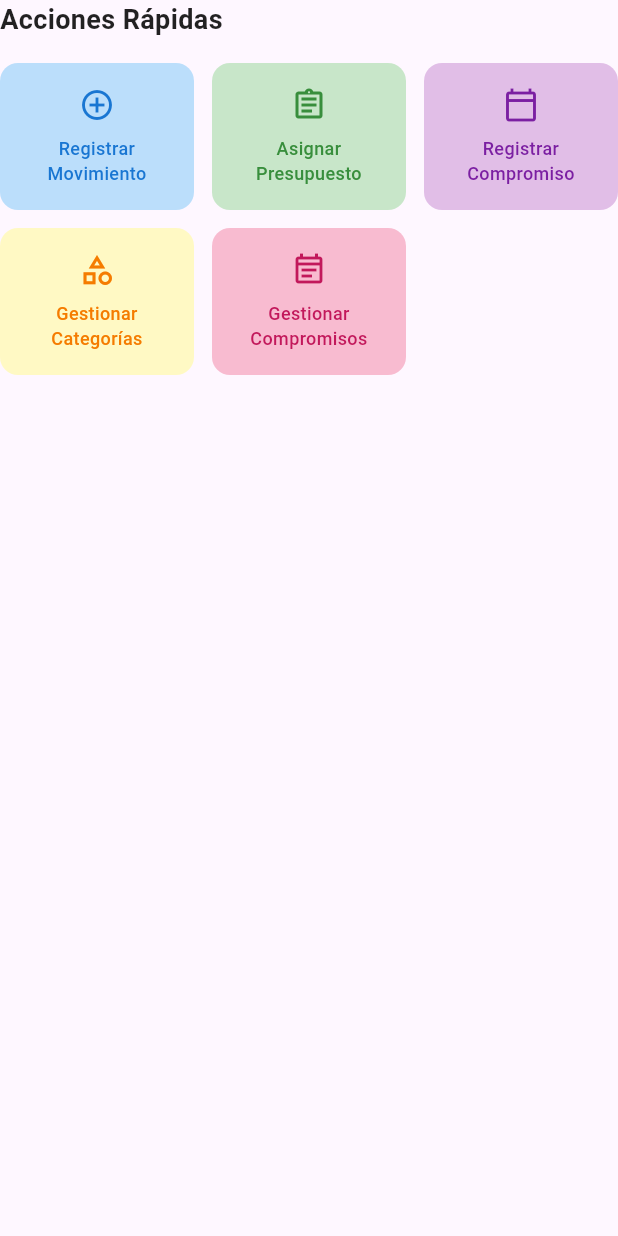
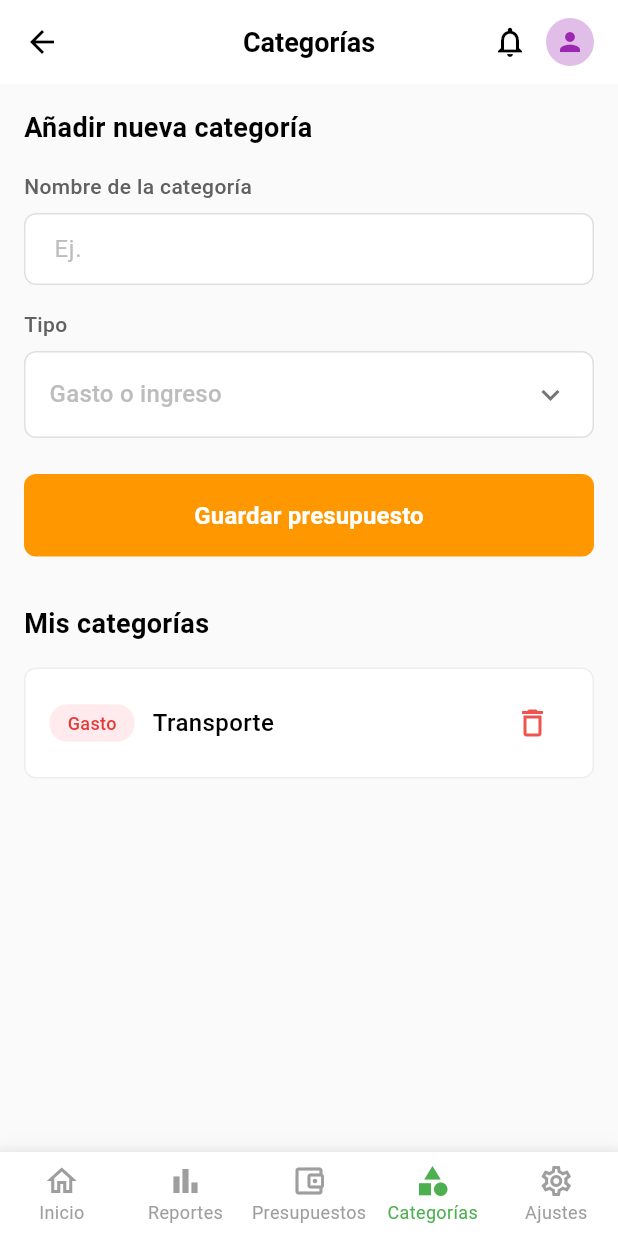
Before and after one commit to edwardqs/app_muchuktec, a Flutter app: the QuickActions widget shown alone on an empty page, opened directly, after a tap on an icon or button, on a phone screen of 412 x 824 dp. Run offline on Flutter 3.47's test engine with Material 3 defaults, Android fonts, the phone set to English and light mode, and no system bars.

Commit message:
vista creada categories_screen

```diff
--- a/lib/main.dart
+++ b/lib/main.dart
@@ -1,4 +1,4 @@
-// main.dart
+// lib/main.dart
 import 'package:flutter/material.dart';
 import 'screens/login_screen.dart';
 import 'screens/register_screen.dart';
@@ -6,6 +6,7 @@ import 'screens/dashboard_screen.dart';
 import 'screens/reports_screen.dart';
 import 'screens/settings_screen.dart';
 import 'screens/loading_screen.dart';
+import 'screens/categories_screen.dart';
 
 void main() {
   runApp(const EconoMuchikApp());
@@ -18,14 +19,14 @@ class EconoMuchikApp extends StatelessWidget {
   Widget build(BuildContext context) {
     return MaterialApp(
       title: 'Econo Muchik Finance',
-      debugShowCheckedModeBanner: false, // Quita el banner Debug
+      debugShowCheckedModeBanner: false,
       theme: ThemeData(
         primarySwatch: Colors.purple,
         fontFamily: 'Roboto',
       ),
       home: const LoginScreen(),
       onGenerateRoute: (settings) {
-        print('onGenerateRoute called with: ${settings.name}'); // Debug
+        print('onGenerateRoute called with: ${settings.name}');
         switch (settings.name) {
           case '/login':
             return MaterialPageRoute(builder: (context) => const LoginScreen());
@@ -39,6 +40,8 @@ class EconoMuchikApp extends StatelessWidget {
             return MaterialPageRoute(builder: (context) => const DashboardScreen());
           case '/reports':
             return MaterialPageRoute(builder: (context) => const ReportsScreen());
+          case '/categories': // NUEVA RUTA
+            return MaterialPageRoute(builder: (context) => const CategoriesScreen());
           default:
             return MaterialPageRoute(builder: (context) => const LoginScreen());
         }
--- /dev/null
+++ b/lib/screens/categories_screen.dart
@@ -0,0 +1,433 @@
+// lib/screens/categories_screen.dart
+import 'package:flutter/material.dart';
+
+class CategoriesScreen extends StatefulWidget {
+  const CategoriesScreen({super.key});
+
+  @override
+  State<CategoriesScreen> createState() => _CategoriesScreenState();
+}
+
+class _CategoriesScreenState extends State<CategoriesScreen> {
+  final TextEditingController _nameController = TextEditingController();
+  String _selectedType = 'Gasto o ingreso';
+
+  List<CategoryModel> categories = [
+    CategoryModel(id: '1', name: 'Transporte', type: 'Gasto'),
+  ];
+
+  @override
+  Widget build(BuildContext context) {
+    return Scaffold(
+      backgroundColor: Colors.grey[50],
+      appBar: AppBar(
+        backgroundColor: Colors.white,
+        elevation: 0,
+        leading: IconButton(
+          icon: Icon(Icons.arrow_back, color: Colors.black),
+          onPressed: () => Navigator.pop(context),
+        ),
+        title: Text(
+          'Categorías',
+          style: TextStyle(
+            color: Colors.black,
+            fontSize: 18,
+            fontWeight: FontWeight.w600,
+          ),
+        ),
+        centerTitle: true,
+        actions: [
+          IconButton(
+            icon: Icon(Icons.notifications_outlined, color: Colors.black),
+            onPressed: () {},
+          ),
+          Padding(
+            padding: EdgeInsets.only(right: 16),
+            child: CircleAvatar(
+              radius: 16,
+              backgroundColor: Colors.purple[100],
+              child: Icon(Icons.person, color: Colors.purple, size: 20),
+            ),
+          ),
+        ],
+      ),
+      body: SingleChildScrollView(
+        padding: EdgeInsets.all(16),
+        child: Column(
+          crossAxisAlignment: CrossAxisAlignment.start,
+          children: [
+            // Sección: Añadir nueva categoría
+            Text(
+              'Añadir nueva categoría',
+              style: TextStyle(
+                fontSize: 18,
+                fontWeight: FontWeight.w600,
+                color: Colors.black,
+              ),
+            ),
+            SizedBox(height: 16),
+
+            // Campo de nombre
+            Text(
+              'Nombre de la categoría',
+              style: TextStyle(
+                fontSize: 14,
+                color: Colors.grey[700],
+                fontWeight: FontWeight.w500,
+              ),
+            ),
+            SizedBox(height: 8),
+            TextField(
+              controller: _nameController,
+              decoration: InputDecoration(
+                hintText: 'Ej.',
+                hintStyle: TextStyle(color: Colors.grey[400]),
+                filled: true,
+                fillColor: Colors.white,
+                border: OutlineInputBorder(
+                  borderRadius: BorderRadius.circular(8),
+                  borderSide: BorderSide(color: Colors.grey[300]!),
+                ),
+                enabledBorder: OutlineInputBorder(
+                  borderRadius: BorderRadius.circular(8),
+                  borderSide: BorderSide(color: Colors.grey[300]!),
+                ),
+                focusedBorder: OutlineInputBorder(
+                  borderRadius: BorderRadius.circular(8),
+                  borderSide: BorderSide(color: Colors.orange, width: 2),
+                ),
+                contentPadding: EdgeInsets.symmetric(horizontal: 16, vertical: 12),
+              ),
+            ),
+            SizedBox(height: 16),
+
+            // Campo de tipo
+            Text(
+              'Tipo',
+              style: TextStyle(
+                fontSize: 14,
+                color: Colors.grey[700],
+                fontWeight: FontWeight.w500,
+              ),
+            ),
+            SizedBox(height: 8),
+            Container(
+              width: double.infinity,
+              padding: EdgeInsets.symmetric(horizontal: 16, vertical: 4),
+              decoration: BoxDecoration(
+                color: Colors.white,
+                border: Border.all(color: Colors.grey[300]!),
+                borderRadius: BorderRadius.circular(8),
+              ),
+              child: DropdownButton<String>(
+                value: _selectedType,
+                isExpanded: true,
+                underline: SizedBox(),
+                icon: Icon(Icons.keyboard_arrow_down, color: Colors.grey[600]),
+                items: ['Gasto o ingreso', 'Gasto', 'Ingreso'].map((String value) {
+                  return DropdownMenuItem<String>(
+                    value: value,
+                    child: Text(
+                      value,
+                      style: TextStyle(
+                        color: value == 'Gasto o ingreso' ? Colors.grey[400] : Colors.black,
+                        fontSize: 16,
+                      ),
+                    ),
+                  );
+                }).toList(),
+                onChanged: (String? newValue) {
+                  if (newValue != null) {
+                    setState(() {
+                      _selectedType = newValue;
+                    });
+                  }
+                },
+              ),
+            ),
+            SizedBox(height: 24),
+
+            // Botón guardar
+            SizedBox(
+              width: double.infinity,
+              child: ElevatedButton(
+                onPressed: _addCategory,
+                style: ElevatedButton.styleFrom(
+                  backgroundColor: Colors.orange,
+                  padding: EdgeInsets.symmetric(vertical: 16),
+                  shape: RoundedRectangleBorder(
+                    borderRadius: BorderRadius.circular(8),
+                  ),
+                  elevation: 0,
+                ),
+                child: Text(
+                  'Guardar presupuesto',
+                  style: TextStyle(
+                    color: Colors.white,
+                    fontSize: 16,
+                    fontWeight: FontWeight.w600,
+                  ),
+                ),
+              ),
+            ),
+            SizedBox(height: 32),
+
+            // Sección: Mis categorías
+            Text(
+              'Mis categorías',
+              style: TextStyle(
+                fontSize: 18,
+                fontWeight: FontWeight.w600,
+                color: Colors.black,
+              ),
+            ),
+            SizedBox(height: 16),
+
+            // Lista de categorías
+            ListView.builder(
+              shrinkWrap: true,
+              physics: NeverScrollableScrollPhysics(),
+              itemCount: categories.length,
+              itemBuilder: (context, index) {
+                final category = categories[index];
+                return _buildCategoryItem(category);
+              },
+            ),
+          ],
+        ),
+      ),
+      bottomNavigationBar: _buildBottomNavigationBar(),
+    );
+  }
+
+  Widget _buildCategoryItem(CategoryModel category) {
+    return Container(
+      margin: EdgeInsets.only(bottom: 12),
+      padding: EdgeInsets.symmetric(horizontal: 16, vertical: 12),
+      decoration: BoxDecoration(
+        color: Colors.white,
+        borderRadius: BorderRadius.circular(8),
+        border: Border.all(color: Colors.grey[200]!),
+      ),
+      child: Row(
+        children: [
+          // Chip de tipo
+          Container(
+            padding: EdgeInsets.symmetric(horizontal: 12, vertical: 4),
+            decoration: BoxDecoration(
+              color: category.type == 'Gasto' ? Colors.red[50] : Colors.green[50],
+              borderRadius: BorderRadius.circular(12),
+            ),
+            child: Text(
+              category.type,
+              style: TextStyle(
+                color: category.type == 'Gasto' ? Colors.red[600] : Colors.green[600],
+                fontSize: 12,
+                fontWeight: FontWeight.w500,
+              ),
+            ),
+          ),
+          SizedBox(width: 12),
+
+          // Nombre de la categoría
+          Expanded(
+            child: Text(
+              category.name,
+              style: TextStyle(
+                fontSize: 16,
+                fontWeight: FontWeight.w500,
+                color: Colors.black,
+              ),
+            ),
+          ),
+
+          // Botón eliminar
+          IconButton(
+            icon: Icon(Icons.delete_outline, color: Colors.red[400]),
+            onPressed: () => _showDeleteConfirmation(category),
+            padding: EdgeInsets.all(4),
+            constraints: BoxConstraints(),
+          ),
+        ],
+      ),
+    );
+  }
+
+  Widget _buildBottomNavigationBar() {
+    return Container(
+      decoration: BoxDecoration(
+        color: Colors.white,
+        boxShadow: [
+          BoxShadow(
+            color: Colors.grey.withOpacity(0.1),
+            spreadRadius: 1,
+            blurRadius: 10,
+            offset: Offset(0, -2),
+          ),
+        ],
+      ),
+      child: BottomNavigationBar(
+        type: BottomNavigationBarType.fixed,
+        backgroundColor: Colors.white,
+        selectedItemColor: Colors.green,
+        unselectedItemColor: Colors.grey,
+        selectedFontSize: 12,
+        unselectedFontSize: 12,
+        currentIndex: 3, // Categorías está seleccionado
+        items: [
+          BottomNavigationBarItem(
+            icon: Icon(Icons.home_outlined),
+            label: 'Inicio',
+          ),
+          BottomNavigationBarItem(
+            icon: Icon(Icons.bar_chart_outlined),
+            label: 'Reportes',
+          ),
+          BottomNavigationBarItem(
+            icon: Icon(Icons.account_balance_wallet_outlined),
+            label: 'Presupuestos',
+          ),
+          BottomNavigationBarItem(
+            icon: Icon(Icons.category),
+            label: 'Categorías',
+          ),
+          BottomNavigationBarItem(
+            icon: Icon(Icons.settings_outlined),
+            label: 'Ajustes',
+          ),
+        ],
+        onTap: (index) {
+          // Manejar navegación
+          switch (index) {
+            case 0:
+              Navigator.pushReplacementNamed(context, '/dashboard');
+              break;
+            case 1:
+              Navigator.pushReplacementNamed(context, '/reports');
+              break;
+            case 2:
+            // Navegar a presupuestos
+              ScaffoldMessenger.of(context).showSnackBar(
+                SnackBar(content: Text('Presupuestos en desarrollo')),
+              );
+              break;
+            case 3:
+            // Ya estamos en categorías
+              break;
+            case 4:
+              Navigator.pushReplacementNamed(context, '/settings');
+              break;
+          }
+        },
+      ),
+    );
+  }
+
+  void _addCategory() {
+    if (_nameController.text.trim().isEmpty) {
+      ScaffoldMessenger.of(context).showSnackBar(
+        SnackBar(
+          content: Text('Por favor ingresa un nombre para la categoría'),
+          backgroundColor: Colors.red,
+        ),
+      );
+      return;
+    }
+
+    if (_selectedType == 'Gasto o ingreso') {
+      ScaffoldMessenger.of(context).showSnackBar(
+        SnackBar(
+          content: Text('Por favor selecciona un tipo de categoría'),
+          backgroundColor: Colors.red,
+        ),
+      );
+      return;
+    }
+
+    setState(() {
+      categories.add(
+        CategoryModel(
+          id: DateTime.now().millisecondsSinceEpoch.toString(),
+          name: _nameController.text.trim(),
+          type: _selectedType,
+        ),
+      );
+      _nameController.clear();
+      _selectedType = 'Gasto o ingreso';
+    });
+
+    ScaffoldMessenger.of(context).showSnackBar(
+      SnackBar(
+        content: Text('Categoría agregada exitosamente'),
+        backgroundColor: Colors.green,
+      ),
+    );
+  }
+
+  void _showDeleteConfirmation(CategoryModel category) {
+    showDialog(
+      context: context,
+      builder: (context) => AlertDialog(
+        backgroundColor: Colors.white,
+        shape: RoundedRectangleBorder(borderRadius: BorderRadius.circular(12)),
+        title: Text(
+          'Eliminar Categoría',
+          style: TextStyle(
+            color: Colors.black,
+            fontWeight: FontWeight.w600,
+          ),
+        ),
+        content: Text(
+          '¿Estás seguro de que quieres eliminar la categoría "${category.name}"?',
+          style: TextStyle(color: Colors.grey[700]),
+        ),
+        actions: [
+          TextButton(
+            onPressed: () => Navigator.pop(context),
+            child: Text(
+              'Cancelar',
+              style: TextStyle(color: Colors.grey[600]),
+            ),
+          ),
+          TextButton(
+            onPressed: () {
+              setState(() {
+                categories.removeWhere((c) => c.id == category.id);
+              });
+              Navigator.pop(context);
+              ScaffoldMessenger.of(context).showSnackBar(
+                SnackBar(
+                  content: Text('Categoría eliminada'),
+                  backgroundColor: Colors.red,
+                ),
+              );
+            },
+            child: Text(
+              'Eliminar',
+              style: TextStyle(color: Colors.red),
+            ),
+          ),
+        ],
+      ),
+    );
+  }
+
+  @override
+  void dispose() {
+    _nameController.dispose();
+    super.dispose();
+  }
+}
+
+// Modelo simplificado para las categorías
+class CategoryModel {
+  final String id;
+  final String name;
+  final String type;
+
+  CategoryModel({
+    required this.id,
+    required this.name,
+    required this.type,
+  });
+}
```
Also changed, not shown: lib/screens/dashboard_screen.dart (+3 -7 lines), lib/widgets/quick_actions.dart (+25 -6 lines).
